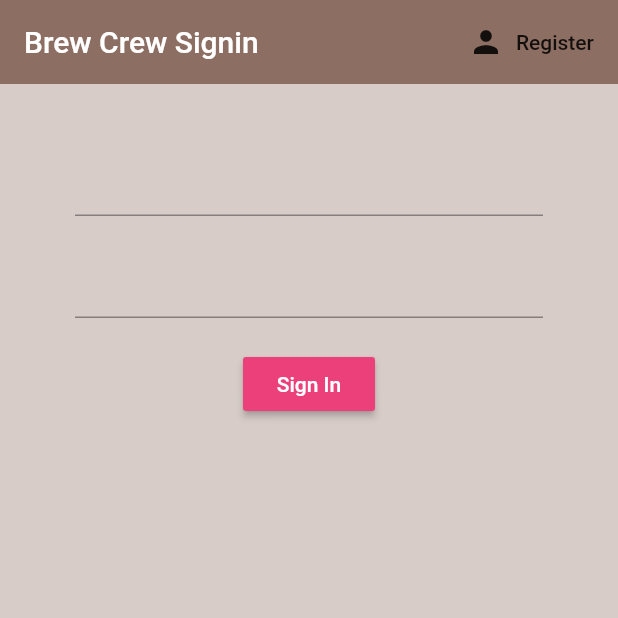
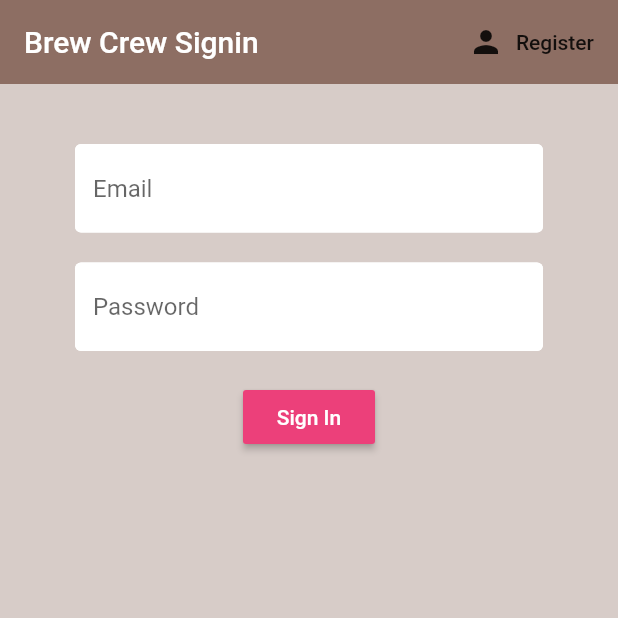
Before and after one commit to moses-20/brew_crew, a Flutter app: the screen it shows after launch, on a phone screen of 412 x 824 dp, the top half of it. Run offline on Flutter 3.47's test engine with Material 2 defaults, Android fonts, the phone set to English and light mode, and no system bars; our stand-ins replace firebase_auth, flutter_spinkit; accounts and stored records are empty.

Commit message:
complete user sign up and sign in functions

```diff
--- a/lib/screens/auth/sign_in.dart
+++ b/lib/screens/auth/sign_in.dart
@@ -1,5 +1,7 @@
 import 'package:brew_crew/services/auth.dart';
+import 'package:brew_crew/shared/loading.dart';
 import 'package:flutter/material.dart';
+import 'package:brew_crew/shared/constants.dart';
 
 class SignIn extends StatefulWidget {
   final Function toggleView;
@@ -11,10 +13,13 @@ class SignIn extends StatefulWidget {
 
 class _SignInState extends State<SignIn> {
   final AuthService _auth = AuthService();
+  final _formKey = GlobalKey<FormState>();
+  bool loading = false;
 
   // text field state
   String email = '';
   String password = '';
+  String error = '';
 
   @override
   Widget build(BuildContext context) {
@@ -34,17 +39,29 @@ class _SignInState extends State<SignIn> {
           )
         ],
       ),
-      body: Container(
+      body: loading
+          ? Loading()
+          : Container(
               padding: EdgeInsets.symmetric(vertical: 20.0, horizontal: 50.0),
               child: Form(
+                key: _formKey,
                 child: Column(
                   children: <Widget>[
                     SizedBox(height: 20.0),
-              TextFormField(onChanged: (val) {
+                    TextFormField(
+                      decoration:
+                          textInputDecoration.copyWith(hintText: 'Email'),
+                      validator: (val) => val.isEmpty ? 'Enter an email' : null,
+                      onChanged: (val) {
                         setState(() => email = val);
-              }),
+                      },
+                    ),
                     SizedBox(height: 20.0),
                     TextFormField(
+                      decoration:
+                          textInputDecoration.copyWith(hintText: 'Password'),
+                      validator: (val) =>
+                          val.length < 6 ? 'Password is too short' : null,
                       onChanged: (val) {
                         setState(() => password = val);
                       },
@@ -55,15 +72,31 @@ class _SignInState extends State<SignIn> {
                     ),
                     RaisedButton(
                       onPressed: () async {
-                  print(email);
-                  print(password);
+                        setState(() {
+                          loading = true;
+                        });
+                        if (_formKey.currentState.validate()) {
+                          dynamic result = await _auth
+                              .signInWithEmailAndPassword(email, password);
+                          if (result == null) {
+                            setState(() {
+                              loading = false;
+                              error = 'user not found';
+                            });
+                          }
+                        }
                       },
                       color: Colors.pink[400],
                       child: Text(
                         'Sign In',
                         style: TextStyle(color: Colors.white),
                       ),
-              )
+                    ),
+                    SizedBox(height: 12.0),
+                    Text(
+                      error,
+                      style: TextStyle(color: Colors.red, fontSize: 14.0),
+                    ),
                   ],
                 ),
               ),
--- /dev/null
+++ b/lib/shared/constants.dart
@@ -0,0 +1,12 @@
+import 'package:flutter/material.dart';
+
+const textInputDecoration = InputDecoration(
+  fillColor: Colors.white,
+  filled: true,
+  enabledBorder: OutlineInputBorder(
+    borderSide: BorderSide(color: Colors.white, width: 2.0),
+  ),
+  focusedBorder: OutlineInputBorder(
+    borderSide: BorderSide(color: Colors.pink, width: 2.0),
+  ),
+);
--- a/pubspec.yaml
+++ b/pubspec.yaml
@@ -31,6 +31,7 @@ dependencies:
   cloud_firestore: ^0.12.9+4
   firebase_core: ^0.4.0
   provider: ^4.3.2+4
+  flutter_spinkit: "^4.1.2"
 
 dev_dependencies:
   flutter_test:
```
Also changed, not shown: lib/screens/auth/register.dart (+19 -4 lines), lib/services/auth.dart (+11 -0 lines), lib/shared/loading.dart (added, +16 -0 lines), pubspec.lock. Lines whose indentation alone changed are shown as unchanged.
